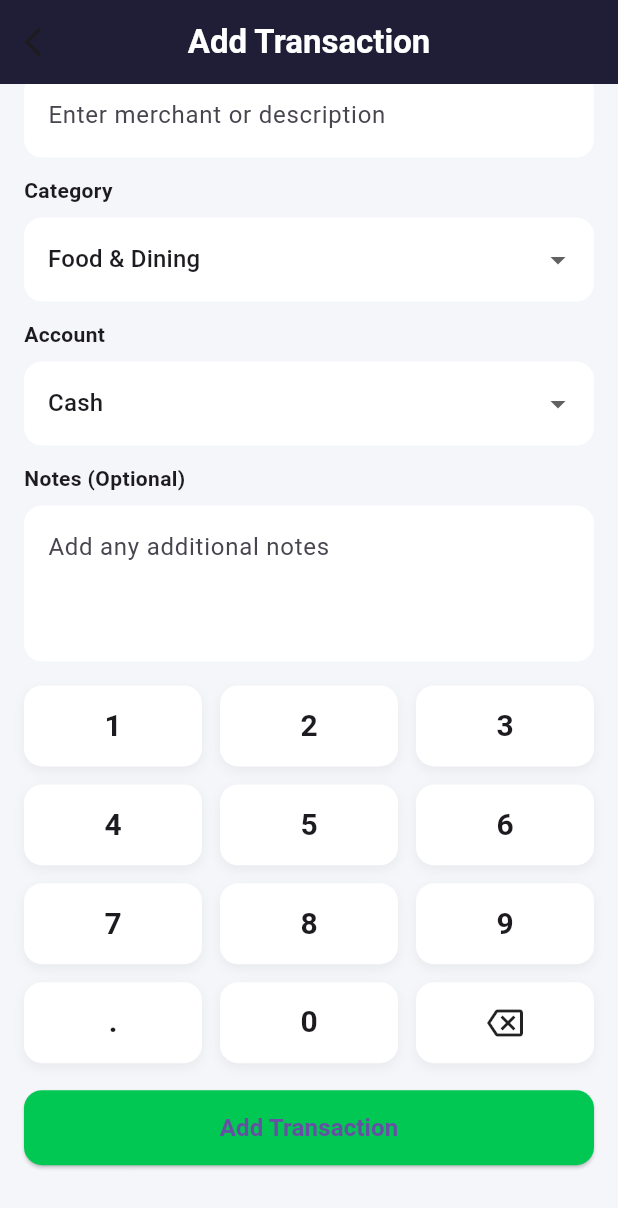
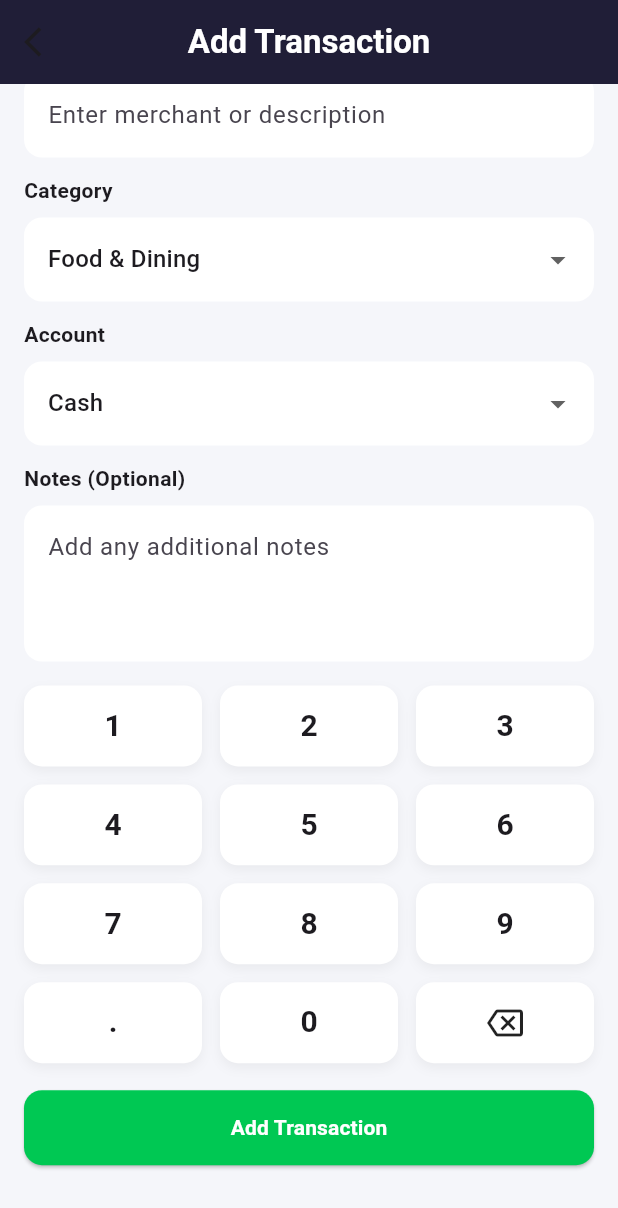
Before and after one commit to ItZotic/smartspend, a Flutter app: the AddTransactionScreen screen opened directly, scrolled down 188 dp, on a phone screen of 412 x 824 dp. Shown: the top 1208 px of the screen. Run offline on Flutter 3.47's test engine with Material 3 defaults, Android fonts, the phone set to English and light mode, and no system bars; our stand-ins replace cloud_firestore, firebase_auth, firebase_core, fl_chart, font_awesome_flutter; accounts and stored records are empty.

Commit message:
Update add_transaction.dart

```diff
--- a/lib/add_transaction.dart
+++ b/lib/add_transaction.dart
@@ -12,40 +12,32 @@ class AddTransactionScreen extends StatefulWidget {
 class _AddTransactionScreenState extends State<AddTransactionScreen> {
   final TextEditingController _descController = TextEditingController();
   final TextEditingController _notesController = TextEditingController();
+
   String _category = 'Food & Dining';
   String _account = 'Cash';
-  String _type = 'Expense'; // Expense or Income
+  String _type = 'Expense'; // 'Expense' or 'Income'
 
-  // amount as text that the number pad builds
+  // Amount as text built by the keypad
   String _amountText = '';
 
   bool _isSaving = false;
 
-  // helper to format display amount (red if expense)
   String get _displayAmount {
-    if (_amountText.isEmpty) {
-      return '₱0';
-    }
+    if (_amountText.isEmpty) return '₱0';
     return '₱$_amountText';
   }
 
   void _appendDigit(String v) {
     setState(() {
-      // limit length to prevent crazy long numbers
-      if (_amountText.length >= 12) {
-        return;
-      }
-      if (v == '.' && _amountText.contains('.')) {
-        return;
-      }
+      // guard against silly long input and double dots
+      if (_amountText.length >= 12) return;
+      if (v == '.' && _amountText.contains('.')) return;
       _amountText += v;
     });
   }
 
   void _backspace() {
-    if (_amountText.isEmpty) {
-      return;
-    }
+    if (_amountText.isEmpty) return;
     setState(() {
       _amountText = _amountText.substring(0, _amountText.length - 1);
     });
@@ -54,29 +46,24 @@ class _AddTransactionScreenState extends State<AddTransactionScreen> {
   Future<void> _saveTransaction() async {
     final user = FirebaseAuth.instance.currentUser;
     if (user == null) {
-      ScaffoldMessenger.of(context).showSnackBar(
-        const SnackBar(
-          content: Text('You must be logged in to add transactions'),
-        ),
-      );
+      ScaffoldMessenger.of(context)
+          .showSnackBar(const SnackBar(content: Text('You must be logged in to add transactions')));
       return;
     }
 
     final desc = _descController.text.trim();
     final notes = _notesController.text.trim();
     final amountRaw = _amountText.trim();
+
     if (desc.isEmpty || amountRaw.isEmpty) {
-      ScaffoldMessenger.of(context).showSnackBar(
-        const SnackBar(content: Text('Please enter description and amount')),
-      );
+      ScaffoldMessenger.of(context)
+          .showSnackBar(const SnackBar(content: Text('Please enter description and amount')));
       return;
     }
 
     final amount = double.tryParse(amountRaw.replaceAll(',', ''));
     if (amount == null) {
-      ScaffoldMessenger.of(
-        context,
-      ).showSnackBar(const SnackBar(content: Text('Invalid amount')));
+      ScaffoldMessenger.of(context).showSnackBar(const SnackBar(content: Text('Invalid amount')));
       return;
     }
 
@@ -95,25 +82,295 @@ class _AddTransactionScreenState extends State<AddTransactionScreen> {
         'createdAt': FieldValue.serverTimestamp(),
       });
 
-      if (!mounted) {
-        return;
-      }
-      Navigator.pop(context); // close page after save
-      ScaffoldMessenger.of(
-        context,
-      ).showSnackBar(const SnackBar(content: Text('Transaction added')));
+      if (!mounted) return;
+      Navigator.pop(context);
+      ScaffoldMessenger.of(context)
+          .showSnackBar(const SnackBar(content: Text('Transaction added')));
     } catch (e) {
-      ScaffoldMessenger.of(
-        context,
-      ).showSnackBar(SnackBar(content: Text('Error adding transaction: $e')));
+      ScaffoldMessenger.of(context)
+          .showSnackBar(SnackBar(content: Text('Error adding transaction: $e')));
     } finally {
-      if (mounted) {
-        setState(() => _isSaving = false);
-      }
+      if (mounted) setState(() => _isSaving = false);
     }
   }
 
-  Widget _numberKey(String label, {double size = 56}) {
+  Widget _numberKey(String label) {
+    final icon = label == 'back' ? Icons.backspace_outlined : null;
+    return GestureDetector(
+      onTap: () {
+        if (label == 'back') {
+          _backspace();
+        } else {
+          _appendDigit(label);
+        }
+      },
+      child: Container(
+        height: 56,
+        alignment: Alignment.center,
+        decoration: BoxDecoration(
+          color: Colors.white,
+          borderRadius: BorderRadius.circular(12),
+          boxShadow: [
+            BoxShadow(
+              color: Colors.black.withValues(alpha: 0.05),
+              blurRadius: 6,
+              offset: const Offset(0, 3),
+            ),
+          ],
+        ),
+        child: icon == null
+            ? const Text(
+                '',
+                // label text set below for consistency
+              )
+            : Icon(icon),
+      ),
+    );
+  }
+
+  @override
+  void dispose() {
+    _descController.dispose();
+    _notesController.dispose();
+    super.dispose();
+  }
+
+  @override
+  Widget build(BuildContext context) {
+    const Color navy = Color(0xFF1A1A2E);
+    const Color accentGreen = Color(0xFF00C853);
+
+    return Scaffold(
+      backgroundColor: const Color(0xFFF5F6FA),
+      appBar: AppBar(
+        backgroundColor: navy,
+        centerTitle: true,
+        title: const Text(
+          'Add Transaction',
+          // ← change this color to whatever you like
+          style: TextStyle(fontWeight: FontWeight.bold, color: Colors.white),
+        ),
+        leading: IconButton(
+          icon: const Icon(Icons.arrow_back_ios),
+          onPressed: () => Navigator.pop(context),
+        ),
+      ),
+      body: SafeArea(
+        child: SingleChildScrollView(
+          padding: const EdgeInsets.symmetric(horizontal: 16, vertical: 18),
+          child: Column(
+            crossAxisAlignment: CrossAxisAlignment.stretch,
+            children: [
+              // Expense/Income toggle
+              Container(
+                padding: const EdgeInsets.all(6),
+                decoration: BoxDecoration(
+                  color: Colors.white,
+                  borderRadius: BorderRadius.circular(30),
+                ),
+                child: Row(
+                  mainAxisSize: MainAxisSize.min,
+                  children: [
+                    // Expense
+                    GestureDetector(
+                      onTap: () => setState(() => _type = 'Expense'),
+                      child: Container(
+                        padding: const EdgeInsets.symmetric(horizontal: 18, vertical: 8),
+                        decoration: BoxDecoration(
+                          color: _type == 'Expense'
+                              ? Colors.redAccent.withValues(alpha: 0.9)
+                              : Colors.transparent,
+                          borderRadius: BorderRadius.circular(20),
+                        ),
+                        child: Text(
+                          '− Expense',
+                          style: TextStyle(
+                            color: _type == 'Expense' ? Colors.white : Colors.black54,
+                            fontWeight: FontWeight.w600,
+                          ),
+                        ),
+                      ),
+                    ),
+                    const SizedBox(width: 12),
+                    // Income
+                    GestureDetector(
+                      onTap: () => setState(() => _type = 'Income'),
+                      child: Container(
+                        padding: const EdgeInsets.symmetric(horizontal: 18, vertical: 8),
+                        decoration: BoxDecoration(
+                          color: _type == 'Income'
+                              ? Colors.greenAccent.withValues(alpha: 0.9)
+                              : Colors.transparent,
+                          borderRadius: BorderRadius.circular(20),
+                        ),
+                        child: Text(
+                          '+ Income',
+                          style: TextStyle(
+                            color: _type == 'Income' ? Colors.white : Colors.black54,
+                            fontWeight: FontWeight.w600,
+                          ),
+                        ),
+                      ),
+                    ),
+                  ],
+                ),
+              ),
+
+              const SizedBox(height: 18),
+
+              // Big amount
+              Center(
+                child: Text(
+                  _displayAmount,
+                  style: TextStyle(
+                    fontSize: 36,
+                    fontWeight: FontWeight.bold,
+                    color: _type == 'Expense' ? Colors.redAccent : Colors.green,
+                  ),
+                ),
+              ),
+
+              const SizedBox(height: 18),
+
+              // Description
+              const Text('Description', style: TextStyle(fontWeight: FontWeight.w600)),
+              const SizedBox(height: 8),
+              TextField(
+                controller: _descController,
+                decoration: InputDecoration(
+                  hintText: 'Enter merchant or description',
+                  filled: true,
+                  fillColor: Colors.white,
+                  border: OutlineInputBorder(
+                    borderRadius: BorderRadius.circular(12),
+                    borderSide: BorderSide.none,
+                  ),
+                ),
+              ),
+
+              const SizedBox(height: 12),
+
+              // Category
+              const Text('Category', style: TextStyle(fontWeight: FontWeight.w600)),
+              const SizedBox(height: 8),
+              DropdownButtonFormField<String>(
+                initialValue: _category,
+                items: const [
+                  DropdownMenuItem(value: 'Food & Dining', child: Text('Food & Dining')),
+                  DropdownMenuItem(value: 'Transportation', child: Text('Transportation')),
+                  DropdownMenuItem(value: 'Salary', child: Text('Salary')),
+                  DropdownMenuItem(value: 'Entertainment', child: Text('Entertainment')),
+                ],
+                onChanged: (v) => setState(() => _category = v ?? _category),
+                decoration: InputDecoration(
+                  filled: true,
+                  fillColor: Colors.white,
+                  border: OutlineInputBorder(
+                    borderRadius: BorderRadius.circular(12),
+                    borderSide: BorderSide.none,
+                  ),
+                ),
+              ),
+
+              const SizedBox(height: 12),
+
+              // Account
+              const Text('Account', style: TextStyle(fontWeight: FontWeight.w600)),
+              const SizedBox(height: 8),
+              DropdownButtonFormField<String>(
+                initialValue: _account,
+                items: const [
+                  DropdownMenuItem(value: 'Cash', child: Text('Cash')),
+                  DropdownMenuItem(value: 'Savings', child: Text('Savings')),
+                  DropdownMenuItem(value: 'Bank', child: Text('Bank')),
+                ],
+                onChanged: (v) => setState(() => _account = v ?? _account),
+                decoration: InputDecoration(
+                  filled: true,
+                  fillColor: Colors.white,
+                  border: OutlineInputBorder(
+                    borderRadius: BorderRadius.circular(12),
+                    borderSide: BorderSide.none,
+                  ),
+                ),
+              ),
+
+              const SizedBox(height: 12),
+
+              // Notes
+              const Text('Notes (Optional)', style: TextStyle(fontWeight: FontWeight.w600)),
+              const SizedBox(height: 8),
+              TextField(
+                controller: _notesController,
+                maxLines: 3,
+                decoration: InputDecoration(
+                  hintText: 'Add any additional notes',
+                  filled: true,
+                  fillColor: Colors.white,
+                  border: OutlineInputBorder(
+                    borderRadius: BorderRadius.circular(12),
+                    borderSide: BorderSide.none,
+                  ),
+                ),
+              ),
+
+              const SizedBox(height: 16),
+
+              // Keypad
+              GridView.count(
+                crossAxisCount: 3,
+                shrinkWrap: true,
+                physics: const NeverScrollableScrollPhysics(),
+                mainAxisSpacing: 12,
+                crossAxisSpacing: 12,
+                childAspectRatio: 2.2,
+                children: [
+                  _key('1'),
+                  _key('2'),
+                  _key('3'),
+                  _key('4'),
+                  _key('5'),
+                  _key('6'),
+                  _key('7'),
+                  _key('8'),
+                  _key('9'),
+                  _key('.'),
+                  _key('0'),
+                  _key('back'),
+                ],
+              ),
+
+              const SizedBox(height: 18),
+
+              // Save
+              SizedBox(
+                height: 50,
+                child: ElevatedButton(
+                  onPressed: _isSaving ? null : _saveTransaction,
+                  style: ElevatedButton.styleFrom(
+                    backgroundColor: accentGreen,
+                    shape: RoundedRectangleBorder(
+                      borderRadius: BorderRadius.circular(12),
+                    ),
+                  ),
+                  child: _isSaving
+                      ? const CircularProgressIndicator(color: Colors.white)
+                      : const Text(
+                          'Add Transaction',
+                          style: TextStyle(fontWeight: FontWeight.bold, color: Colors.white),
+                        ),
+                ),
+              ),
+              const SizedBox(height: 30),
+            ],
+          ),
+        ),
+      ),
+    );
+  }
+
+  // Wrapper to build a keypad key (text or backspace)
+  Widget _key(String label) {
     final icon = label == 'back' ? Icons.backspace_outlined : null;
     return GestureDetector(
       onTap: () {
@@ -140,286 +397,10 @@ class _AddTransactionScreenState extends State<AddTransactionScreen> {
         child: icon == null
             ? Text(
                 label,
-                style: const TextStyle(
-                  fontSize: 20,
-                  fontWeight: FontWeight.w600,
-                ),
+                style: const TextStyle(fontSize: 20, fontWeight: FontWeight.w600),
               )
             : Icon(icon),
       ),
     );
   }
-
-  @override
-  void dispose() {
-    _descController.dispose();
-    _notesController.dispose();
-    super.dispose();
-  }
-
-  @override
-  Widget build(BuildContext context) {
-    const Color navy = Color(0xFF1A1A2E);
-    const Color accentGreen = Color(0xFF00C853);
-
-    return Scaffold(
-      backgroundColor: const Color(0xFFF5F6FA),
-      appBar: AppBar(
-        backgroundColor: navy,
-        centerTitle: true,
-        title: const Text(
-          'Add Transaction',
-          style: TextStyle(fontWeight: FontWeight.bold, color: Colors.white,),
-        ),
-        leading: IconButton(
-          icon: const Icon(Icons.arrow_back_ios),
-          onPressed: () => Navigator.pop(context),
-        ),
-      ),
-      body: SafeArea(
-        child: SingleChildScrollView(
-          padding: const EdgeInsets.symmetric(horizontal: 16, vertical: 18),
-          child: Column(
-            crossAxisAlignment: CrossAxisAlignment.stretch,
-            children: [
-              // toggle
-              Container(
-                padding: const EdgeInsets.all(6),
-                decoration: BoxDecoration(
-                  color: Colors.white,
-                  borderRadius: BorderRadius.circular(30),
-                ),
-                child: Row(
-                  mainAxisSize: MainAxisSize.min,
-                  children: [
-                    // Expense button
-                    GestureDetector(
-                      onTap: () => setState(() => _type = 'Expense'),
-                      child: Container(
-                        padding: const EdgeInsets.symmetric(
-                          horizontal: 18,
-                          vertical: 8,
-                        ),
-                        decoration: BoxDecoration(
-                          color: _type == 'Expense'
-                              ? Colors.redAccent.withValues(alpha: 0.9)
-                              : Colors.transparent,
-                          borderRadius: BorderRadius.circular(20),
-                        ),
-                        child: Text(
-                          '− Expense',
-                          style: TextStyle(
-                            color: _type == 'Expense'
-                                ? Colors.white
-                                : Colors.black54,
-                            fontWeight: FontWeight.w600,
-                          ),
-                        ),
-                      ),
-                    ),
-                    const SizedBox(width: 12),
-                    GestureDetector(
-                      onTap: () => setState(() => _type = 'Income'),
-                      child: Container(
-                        padding: const EdgeInsets.symmetric(
-                          horizontal: 18,
-                          vertical: 8,
-                        ),
-                        decoration: BoxDecoration(
-                          color: _type == 'Income'
-                              ? Colors.greenAccent.withValues(alpha: 0.9)
-                              : Colors.transparent,
-                          borderRadius: BorderRadius.circular(20),
-                        ),
-                        child: Text(
-                          '+ Income',
-                          style: TextStyle(
-                            color: _type == 'Income'
-                                ? Colors.white
-                                : Colors.black54,
-                            fontWeight: FontWeight.w600,
-                          ),
-                        ),
-                      ),
-                    ),
-                  ],
-                ),
-              ),
-
-              const SizedBox(height: 18),
-
-              // big amount display
-              Center(
-                child: Text(
-                  _displayAmount,
-                  style: TextStyle(
-                    fontSize: 36,
-                    fontWeight: FontWeight.bold,
-                    color: _type == 'Expense' ? Colors.redAccent : Colors.green,
-                  ),
-                ),
-              ),
-
-              const SizedBox(height: 18),
-
-              // Description
-              const Text(
-                'Description',
-                style: TextStyle(fontWeight: FontWeight.w600),
-              ),
-              const SizedBox(height: 8),
-              TextField(
-                controller: _descController,
-                decoration: InputDecoration(
-                  hintText: 'Enter merchant or description',
-                  filled: true,
-                  fillColor: Colors.white,
-                  border: OutlineInputBorder(
-                    borderRadius: BorderRadius.circular(12),
-                    borderSide: BorderSide.none,
-                  ),
-                ),
-              ),
-
-              const SizedBox(height: 12),
-
-              // Category
-              const Text(
-                'Category',
-                style: TextStyle(fontWeight: FontWeight.w600),
-              ),
-              const SizedBox(height: 8),
-              DropdownButtonFormField<String>(
-                initialValue: _category,
-                items: const [
-                  DropdownMenuItem(
-                    value: 'Food & Dining',
-                    child: Text('Food & Dining'),
-                  ),
-                  DropdownMenuItem(
-                    value: 'Transportation',
-                    child: Text('Transportation'),
-                  ),
-                  DropdownMenuItem(value: 'Salary', child: Text('Salary')),
-                  DropdownMenuItem(
-                    value: 'Entertainment',
-                    child: Text('Entertainment'),
-                  ),
-                ],
-                onChanged: (v) => setState(() => _category = v ?? _category),
-                decoration: InputDecoration(
-                  filled: true,
-                  fillColor: Colors.white,
-                  border: OutlineInputBorder(
-                    borderRadius: BorderRadius.circular(12),
-                    borderSide: BorderSide.none,
-                  ),
-                ),
-              ),
-
-              const SizedBox(height: 12),
-
-              // Account
-              const Text(
-                'Account',
-                style: TextStyle(fontWeight: FontWeight.w600),
-              ),
-              const SizedBox(height: 8),
-              DropdownButtonFormField<String>(
-                initialValue: _account,
-                items: const [
-                  DropdownMenuItem(value: 'Cash', child: Text('Cash')),
-                  DropdownMenuItem(value: 'Savings', child: Text('Savings')),
-                  DropdownMenuItem(value: 'Bank', child: Text('Bank')),
-                ],
-                onChanged: (v) => setState(() => _account = v ?? _account),
-                decoration: InputDecoration(
-                  filled: true,
-                  fillColor: Colors.white,
-                  border: OutlineInputBorder(
-                    borderRadius: BorderRadius.circular(12),
-                    borderSide: BorderSide.none,
-                  ),
-                ),
-              ),
-
-              const SizedBox(height: 12),
-
-              // Notes
-              const Text(
-                'Notes (Optional)',
-                style: TextStyle(fontWeight: FontWeight.w600),
-              ),
-              const SizedBox(height: 8),
-              TextField(
-                controller: _notesController,
-                maxLines: 3,
-                decoration: InputDecoration(
-                  hintText: 'Add any additional notes',
-                  filled: true,
-                  fillColor: Colors.white,
-                  border: OutlineInputBorder(
-                    borderRadius: BorderRadius.circular(12),
-                    borderSide: BorderSide.none,
-                  ),
-                ),
-              ),
-
-              const SizedBox(height: 16),
-
-              // number pad grid
-              GridView.count(
-                crossAxisCount: 3,
-                shrinkWrap: true,
-                physics: const NeverScrollableScrollPhysics(),
-                mainAxisSpacing: 12,
-                crossAxisSpacing: 12,
-                childAspectRatio: 2.2,
-                children: [
-                  _numberKey('1'),
-                  _numberKey('2'),
-                  _numberKey('3'),
-                  _numberKey('4'),
-                  _numberKey('5'),
-                  _numberKey('6'),
-                  _numberKey('7'),
-                  _numberKey('8'),
-                  _numberKey('9'),
-                  _numberKey('.'),
-                  _numberKey('0'),
-                  _numberKey('back'),
-                ],
-              ),
-
-              const SizedBox(height: 18),
-
-              // Add button
-              SizedBox(
-                height: 50,
-                child: ElevatedButton(
-                  onPressed: _isSaving ? null : _saveTransaction,
-                  style: ElevatedButton.styleFrom(
-                    backgroundColor: accentGreen,
-                    shape: RoundedRectangleBorder(
-                      borderRadius: BorderRadius.circular(12),
-                    ),
-                  ),
-                  child: _isSaving
-                      ? const CircularProgressIndicator(color: Colors.white)
-                      : const Text(
-                          'Add Transaction',
-                          style: TextStyle(
-                            fontSize: 16,
-                            fontWeight: FontWeight.w600,
-                          ),
-                        ),
-                ),
-              ),
-              const SizedBox(height: 30),
-            ],
-          ),
-        ),
-      ),
-    );
-  }
 }
```
